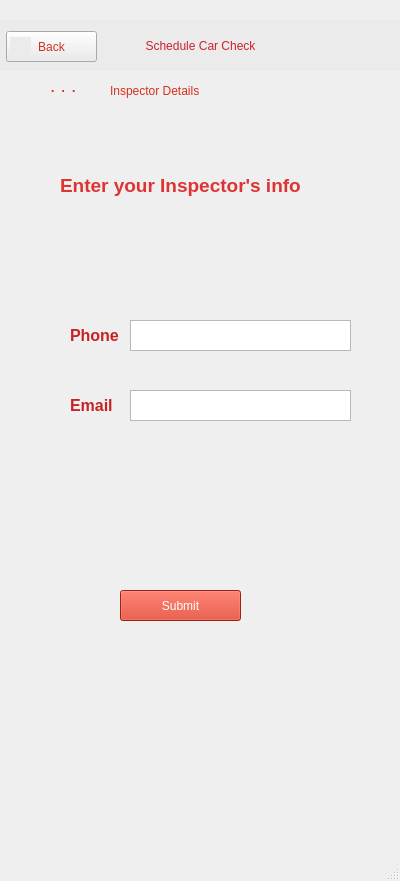
Before: the Qt Designer form src/ui/qt_ui/car_check_alt_2.ui in st1069364/CarBazaar, drawn with Qt 5.
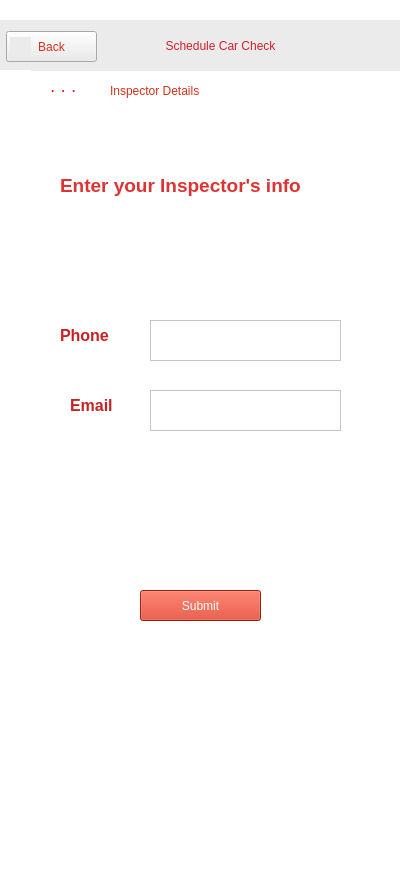
After: the same form once the commit is applied. Icons and pictures are not drawn.

Commit message: Modifications on UI screens of use case 'Schedule Car Check' (still WIP)

```diff
--- a/src/ui/qt_ui/car_check_alt_2.ui
+++ b/src/ui/qt_ui/car_check_alt_2.ui
@@ -13,6 +13,9 @@
   <property name="windowTitle">
    <string>MainWindow</string>
   </property>
+  <property name="styleSheet">
+   <string notr="true">background-color: rgb(255, 255, 255);</string>
+  </property>
   <widget class="QWidget" name="centralwidget">
    <widget class="QLabel" name="label_5">
     <property name="geometry">
@@ -64,7 +67,7 @@
      <rect>
       <x>110</x>
       <y>80</y>
-      <width>101</width>
+      <width>141</width>
       <height>22</height>
      </rect>
     </property>
@@ -92,7 +95,7 @@
       <rect>
        <x>150</x>
        <y>15</y>
-       <width>121</width>
+       <width>161</width>
        <height>22</height>
       </rect>
      </property>
@@ -332,26 +335,10 @@
      <string>&lt;html&gt;&lt;head/&gt;&lt;body&gt;&lt;p&gt;&lt;span style=&quot; font-weight:600; color:#dd3333;&quot;&gt;Enter your Inspector's info&lt;/span&gt;&lt;/p&gt;&lt;/body&gt;&lt;/html&gt;</string>
     </property>
    </widget>
-   <widget class="QLabel" name="label_2">
-    <property name="geometry">
-     <rect>
-      <x>10</x>
-      <y>320</y>
-      <width>41</width>
-      <height>31</height>
-     </rect>
-    </property>
-    <property name="text">
-     <string/>
-    </property>
-    <property name="pixmap">
-     <pixmap resource="app_res.qrc">:/resources/resources/phone.png</pixmap>
-    </property>
-   </widget>
    <widget class="QLabel" name="label_6">
     <property name="geometry">
      <rect>
-      <x>70</x>
+      <x>60</x>
       <y>320</y>
       <width>61</width>
       <height>31</height>
@@ -361,16 +348,6 @@
      <string>&lt;html&gt;&lt;head/&gt;&lt;body&gt;&lt;p&gt;&lt;span style=&quot; font-size:12pt; font-weight:600; color:#c72124;&quot;&gt;Phone&lt;/span&gt;&lt;/p&gt;&lt;/body&gt;&lt;/html&gt;</string>
     </property>
    </widget>
-   <widget class="QTextBrowser" name="textBrowser">
-    <property name="geometry">
-     <rect>
-      <x>130</x>
-      <y>320</y>
-      <width>221</width>
-      <height>31</height>
-     </rect>
-    </property>
-   </widget>
    <widget class="QLabel" name="label_12">
     <property name="geometry">
      <rect>
@@ -400,20 +377,10 @@
      <string>&lt;html&gt;&lt;head/&gt;&lt;body&gt;&lt;p&gt;&lt;span style=&quot; font-size:12pt; font-weight:600; color:#c72124;&quot;&gt;Email&lt;/span&gt;&lt;/p&gt;&lt;/body&gt;&lt;/html&gt;</string>
     </property>
    </widget>
-   <widget class="QTextBrowser" name="textBrowser_2">
+   <widget class="QPushButton" name="submit_button">
     <property name="geometry">
      <rect>
-      <x>130</x>
-      <y>390</y>
-      <width>221</width>
-      <height>31</height>
-     </rect>
-    </property>
-   </widget>
-   <widget class="QPushButton" name="pushButton_2">
-    <property name="geometry">
-     <rect>
-      <x>120</x>
+      <x>140</x>
       <y>590</y>
       <width>121</width>
       <height>31</height>
@@ -427,16 +394,42 @@
      <string>Submit</string>
     </property>
    </widget>
-  </widget>
-  <widget class="QMenuBar" name="menubar">
-   <property name="geometry">
-    <rect>
-     <x>0</x>
-     <y>0</y>
-     <width>400</width>
-     <height>21</height>
-    </rect>
-   </property>
+   <widget class="QLabel" name="label_2">
+    <property name="geometry">
+     <rect>
+      <x>10</x>
+      <y>330</y>
+      <width>51</width>
+      <height>22</height>
+     </rect>
+    </property>
+    <property name="text">
+     <string/>
+    </property>
+    <property name="pixmap">
+     <pixmap resource="app_res.qrc">:/resources/resources/phone.png</pixmap>
+    </property>
+   </widget>
+   <widget class="QTextEdit" name="textEdit">
+    <property name="geometry">
+     <rect>
+      <x>150</x>
+      <y>320</y>
+      <width>191</width>
+      <height>41</height>
+     </rect>
+    </property>
+   </widget>
+   <widget class="QTextEdit" name="textEdit_2">
+    <property name="geometry">
+     <rect>
+      <x>150</x>
+      <y>390</y>
+      <width>191</width>
+      <height>41</height>
+     </rect>
+    </property>
+   </widget>
   </widget>
   <widget class="QStatusBar" name="statusbar"/>
  </widget>
```
Left out of the diff: 2 changed lines with no effect on the pictures. The commit also changes 5 other files.
